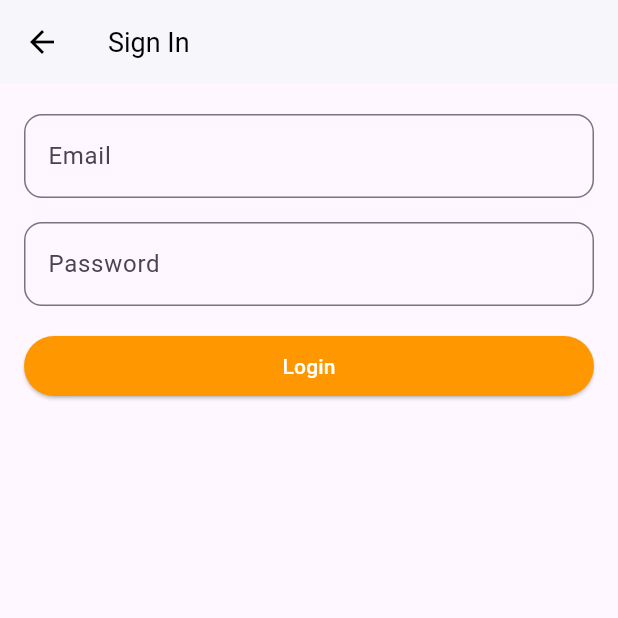
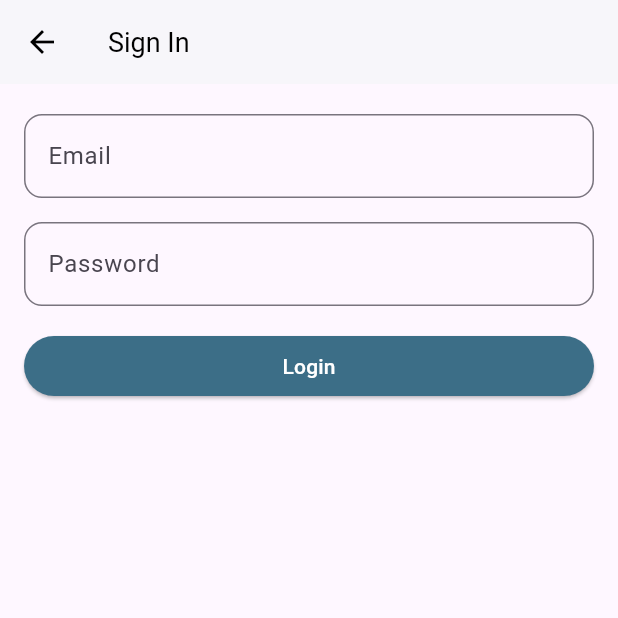
Before and after one commit to XcelMatrix/arise_application, a Flutter app: the screen it shows after launch, after a tap on "Register", after a tap on "I already have an account", on a phone screen of 412 x 824 dp, the top half of it. Run offline on Flutter 3.47's test engine with Material 3 defaults, Android fonts, the light colour scheme and no system bars; our stand-ins replace bloc, flutter_bloc, supabase_flutter, timeago; accounts and stored records are empty.

Commit message:
fixed some underlying problems

```diff
--- a/lib/page/login_page.dart
+++ b/lib/page/login_page.dart
@@ -10,7 +10,7 @@ class LoginPage extends StatefulWidget {
   }
 
   @override
-  _LoginPageState createState() => _LoginPageState();
+  State<LoginPage> createState() => _LoginPageState();
 }
 
 class _LoginPageState extends State<LoginPage> {
@@ -28,8 +28,12 @@ class _LoginPageState extends State<LoginPage> {
         password: _passwordController.text,
       );
     } on AuthException catch (error) {
+      if (!mounted) return;
+
       context.showErrorSnackBar(message: error.message);
     } catch (_) {
+      if (!mounted) return;
+
       context.showErrorSnackBar(message: unexpectedErrorMessage);
     }
     if (mounted) {
--- a/lib/page/register_page.dart
+++ b/lib/page/register_page.dart
@@ -41,6 +41,9 @@ class _RegisterPageState extends State<RegisterPage> {
       final session = data.session;
       if (session != null && !haveNavigated) {
         haveNavigated = true;
+
+        if (!mounted) return;
+
         Navigator.of(context).pushReplacement(RoomsPage.route());
       }
     });
@@ -69,11 +72,18 @@ class _RegisterPageState extends State<RegisterPage> {
         data: {'username': username},
         emailRedirectTo: 'io.supabase.chat://login',
       );
+
+      if (!mounted) return;
+
       context.showSnackBar(
           message: 'Please check your inbox for confirmation email.');
     } on AuthException catch (error) {
+      if (!mounted) return;
+
       context.showErrorSnackBar(message: error.message);
     } catch (error) {
+      if (!mounted) return;
+
       debugPrint(error.toString());
       context.showErrorSnackBar(message: unexpectedErrorMessage);
     }
--- a/lib/page/splash_page.dart
+++ b/lib/page/splash_page.dart
@@ -9,10 +9,10 @@ class SplashPage extends StatefulWidget {
   const SplashPage({super.key});
 
   @override
-  SplashPageState createState() => SplashPageState();
+  State<SplashPage> createState() => _SplashPageState();
 }
 
-class SplashPageState extends State<SplashPage> {
+class _SplashPageState extends State<SplashPage> {
   @override
   void initState() {
     getInitialSession();
@@ -23,8 +23,11 @@ class SplashPageState extends State<SplashPage> {
     // quick and dirty way to wait for the widget to mount
     await Future.delayed(Duration.zero);
 
+    if (!mounted) return;
+
     try {
       final session = Supabase.instance.client.auth.currentSession;
+
       if (session == null) {
         Navigator.of(context)
             .pushAndRemoveUntil(RegisterPage.route(), (_) => false);
@@ -33,6 +36,8 @@ class SplashPageState extends State<SplashPage> {
             .pushAndRemoveUntil(RoomsPage.route(), (_) => false);
       }
     } catch (_) {
+      if (!mounted) return;
+
       context.showErrorSnackBar(
         message: 'Error occurred during session refresh',
       );
--- a/lib/utils/constants.dart
+++ b/lib/utils/constants.dart
@@ -6,7 +6,7 @@ final supabase = Supabase.instance.client;
 
 /// Simple preloader inside a Center widget
 const preloader =
-    Center(child: CircularProgressIndicator(color: Colors.orange));
+    Center(child: CircularProgressIndicator(color: Color(0xFF3C6E87)));
 
 /// Simple sized box to space out form elements
 const spacer = SizedBox(width: 16, height: 16);
@@ -15,11 +15,11 @@ const spacer = SizedBox(width: 16, height: 16);
 const formPadding = EdgeInsets.symmetric(vertical: 20, horizontal: 16);
 
 /// Error message to display the user when unexpected error occurs.
-const unexpectedErrorMessage = 'Unexpected error occured.';
+const unexpectedErrorMessage = 'Unexpected error occurred.';
 
 /// Basic theme to change the look and feel of the app
 final appTheme = ThemeData.light().copyWith(
-  primaryColorDark: Colors.orange,
+  primaryColorDark: Color(0xFF3C6E87),
   appBarTheme: const AppBarTheme(
     elevation: 1,
     backgroundColor: Colors.white,
@@ -29,21 +29,21 @@ final appTheme = ThemeData.light().copyWith(
       fontSize: 18,
     ),
   ),
-  primaryColor: Colors.orange,
+  primaryColor: Color(0xFF3C6E87),
   textButtonTheme: TextButtonThemeData(
     style: TextButton.styleFrom(
-      foregroundColor: Colors.orange,
+      foregroundColor: Color(0xFF3C6E87),
     ),
   ),
   elevatedButtonTheme: ElevatedButtonThemeData(
     style: ElevatedButton.styleFrom(
       foregroundColor: Colors.white,
-      backgroundColor: Colors.orange,
+      backgroundColor: Color(0xFF3C6E87),
     ),
   ),
   inputDecorationTheme: InputDecorationTheme(
     floatingLabelStyle: const TextStyle(
-      color: Colors.orange,
+      color: Color(0xFF3C6E87),
     ),
     border: OutlineInputBorder(
       borderRadius: BorderRadius.circular(12),
@@ -52,11 +52,11 @@ final appTheme = ThemeData.light().copyWith(
         width: 2,
       ),
     ),
-    focusColor: Colors.orange,
+    focusColor: Color(0xFF3C6E87),
     focusedBorder: OutlineInputBorder(
       borderRadius: BorderRadius.circular(12),
       borderSide: const BorderSide(
-        color: Colors.orange,
+        color: Color(0xFF3C6E87),
         width: 2,
       ),
     ),
```
Also changed, not shown: lib/page/rooms_page.dart (+10 -0 lines), lib/pages/register_page.dart (+5 -4 lines).
